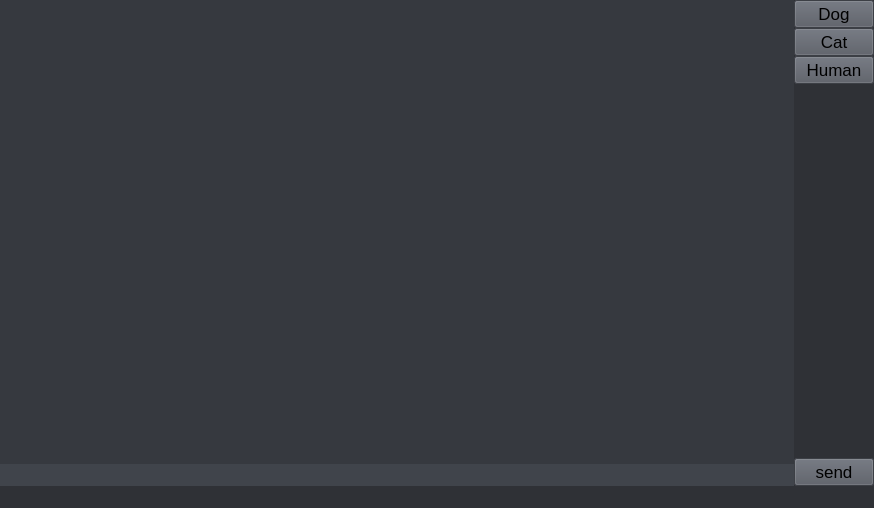
The window that ui/chatBot.ui (ncirello16/HackBU2023) describes before a commit, drawn with Qt 5.
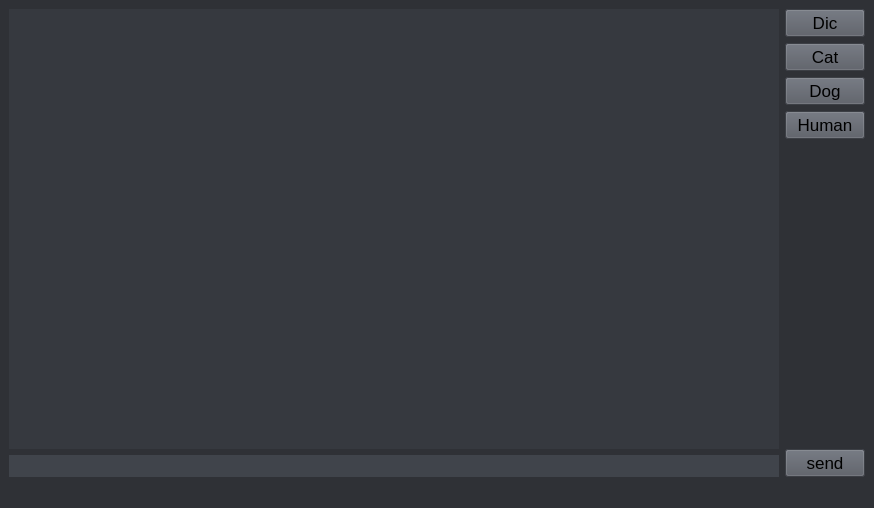
The same window after the commit.

What changed in the file:
```diff
--- a/ui/chatBot.ui
+++ b/ui/chatBot.ui
@@ -21,21 +21,6 @@
   </property>
   <widget class="QWidget" name="centralwidget">
    <layout class="QHBoxLayout" name="horizontalLayout">
-    <property name="spacing">
-     <number>0</number>
-    </property>
-    <property name="leftMargin">
-     <number>0</number>
-    </property>
-    <property name="topMargin">
-     <number>0</number>
-    </property>
-    <property name="rightMargin">
-     <number>0</number>
-    </property>
-    <property name="bottomMargin">
-     <number>0</number>
-    </property>
     <item>
      <layout class="QGridLayout" name="gridLayout">
       <item row="0" column="0">
@@ -94,7 +79,7 @@
         <item>
          <layout class="QVBoxLayout" name="verticalLayout_2">
           <item>
-           <widget class="QPushButton" name="dog_switch">
+           <widget class="QPushButton" name="dic_switch">
             <property name="font">
              <font>
               <pointsize>13</pointsize>
@@ -105,7 +90,7 @@
 background-color: rgb(84, 88, 97);</string>
             </property>
             <property name="text">
-             <string>Dog</string>
+             <string>Dic</string>
             </property>
            </widget>
           </item>
@@ -125,6 +110,22 @@
             </property>
            </widget>
           </item>
+          <item>
+           <widget class="QPushButton" name="dog_switch_3">
+            <property name="font">
+             <font>
+              <pointsize>13</pointsize>
+             </font>
+            </property>
+            <property name="styleSheet">
+             <string notr="true">background-color: rgb(255, 255, 255);
+background-color: rgb(84, 88, 97);</string>
+            </property>
+            <property name="text">
+             <string>Dog</string>
+            </property>
+           </widget>
+          </item>
           <item>
            <widget class="QPushButton" name="human_switch">
             <property name="font">
@@ -140,8 +141,6 @@
             </property>
            </widget>
           </item>
-         </layout>
-        </item>
         <item>
          <spacer name="verticalSpacer">
           <property name="orientation">
@@ -154,6 +153,8 @@
            </size>
           </property>
          </spacer>
+          </item>
+         </layout>
         </item>
         <item>
          <widget class="QPushButton" name="send">
```
Lines whose indentation alone changed are shown as unchanged.
